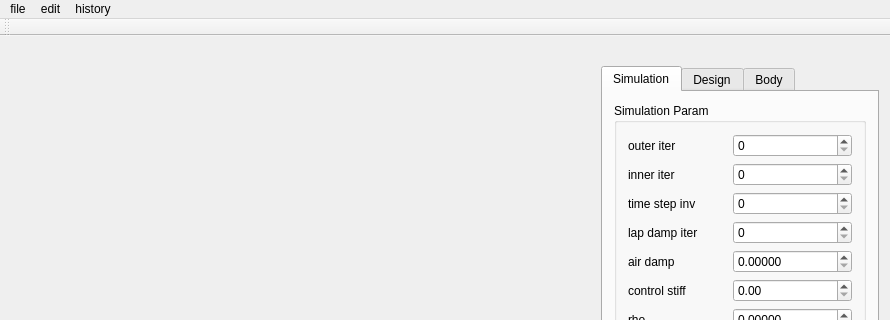
Old version of the form clothdesigner.ui in the repository dolphin-li/ClothDesigner; both pictures show x 0 to 890 and y 0 to 320 of the 890 by 784 pixel window.
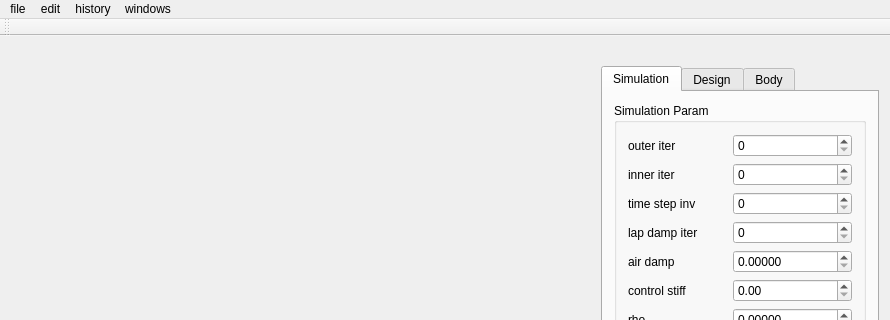
New version of the form.

Commit message: new window added, preparing to render training image for size regression.

```diff
--- a/clothdesigner.ui
+++ b/clothdesigner.ui
@@ -20,7 +20,7 @@
      <x>0</x>
      <y>0</y>
      <width>890</width>
-     <height>23</height>
+     <height>21</height>
     </rect>
    </property>
    <widget class="QMenu" name="menuFile">
@@ -49,9 +49,16 @@
     <addaction name="actionPrev"/>
     <addaction name="actionNext"/>
    </widget>
+   <widget class="QMenu" name="menuWindows">
+    <property name="title">
+     <string>windows</string>
+    </property>
+    <addaction name="actionTraining_image_render"/>
+   </widget>
    <addaction name="menuFile"/>
    <addaction name="menuEdit"/>
    <addaction name="menuHistory"/>
+   <addaction name="menuWindows"/>
   </widget>
   <widget class="QToolBar" name="mainToolBar">
    <attribute name="toolBarArea">
```
Left out of the diff: 5 changed lines with no effect on the pictures. The commit also changes 16 other files.
